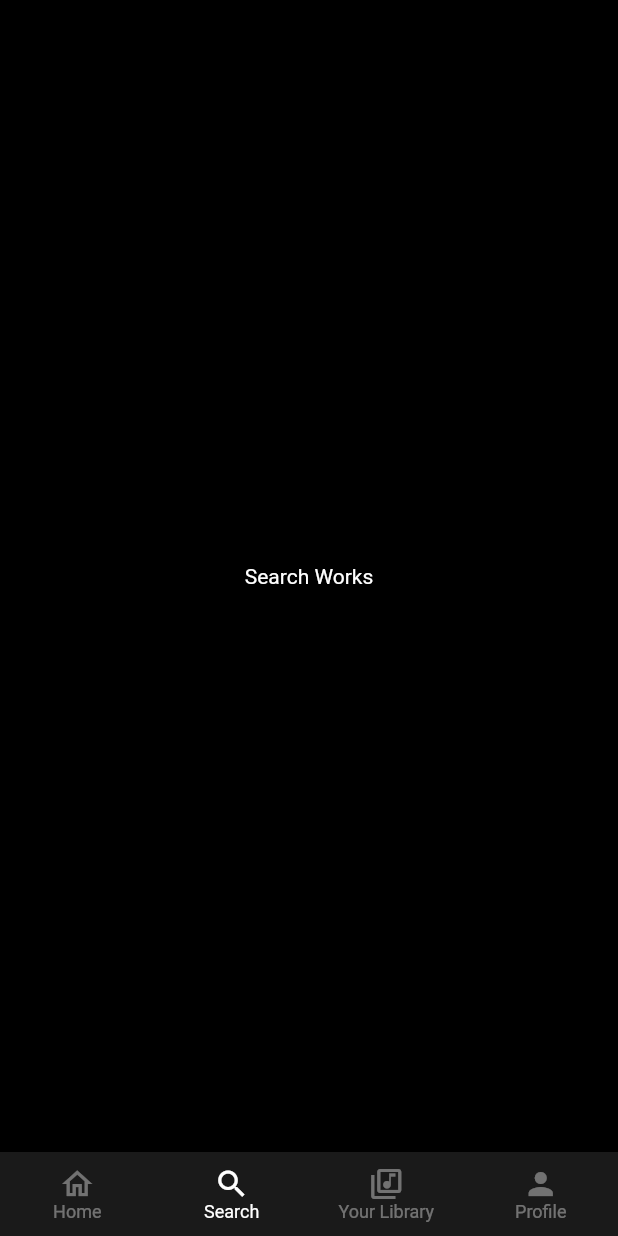
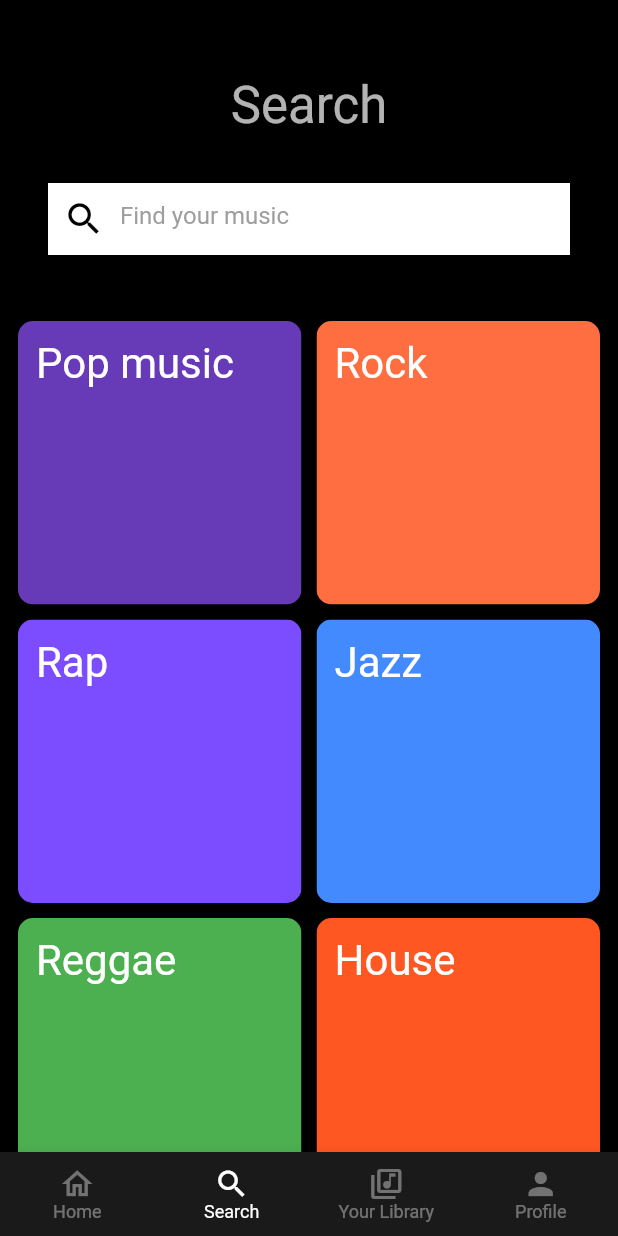
Before and after one commit to eryklorenc/spotify_ui_clone, a Flutter app: the screen it shows after launch, item 2 of the bottom bar chosen, on a phone screen of 412 x 824 dp. Run offline on Flutter 3.47's test engine with Material 2 defaults, Android fonts, the phone set to English and light mode, and no system bars.

Commit message:
Add search screen

```diff
--- a/lib/views/search.dart
+++ b/lib/views/search.dart
@@ -10,9 +10,101 @@ class SearchView extends StatefulWidget {
 class _SearchViewState extends State<SearchView> {
   @override
   Widget build(BuildContext context) {
-    return const Scaffold(
-      body: Center(
-        child: Text('Search Works'),
+    return Scaffold(
+      body: Column(
+        mainAxisAlignment: MainAxisAlignment.start,
+        children: [
+          const SizedBox(
+            height: 50,
+          ),
+          Center(
+            child: Text(
+              'Search',
+              style: Theme.of(context).textTheme.headlineMedium,
+            ),
+          ),
+          const Padding(
+            padding: EdgeInsets.all(32.0),
+            child: TextField(
+              decoration: InputDecoration(
+                  fillColor: Colors.white,
+                  prefixIcon: Icon(
+                    Icons.search,
+                    color: Colors.black,
+                    size: 28,
+                  ),
+                  filled: true,
+                  border: InputBorder.none,
+                  hintText: 'Find your music',
+                  hintStyle: TextStyle(color: Colors.grey)),
+            ),
+          ),
+          Expanded(
+            child: GridView.count(
+              primary: false,
+              padding: const EdgeInsets.all(12),
+              crossAxisCount: 2,
+              crossAxisSpacing: 10,
+              mainAxisSpacing: 10,
+              children: [
+                ClipRRect(
+                  borderRadius: BorderRadius.circular(10),
+                  child: Container(
+                    padding: const EdgeInsets.all(12),
+                    color: Colors.deepPurple,
+                    child: const Text('Pop music',
+                        style: TextStyle(color: Colors.white, fontSize: 28)),
+                  ),
+                ),
+                ClipRRect(
+                  borderRadius: BorderRadius.circular(10),
+                  child: Container(
+                    padding: const EdgeInsets.all(12),
+                    color: Colors.deepOrangeAccent,
+                    child: const Text('Rock',
+                        style: TextStyle(color: Colors.white, fontSize: 28)),
+                  ),
+                ),
+                ClipRRect(
+                  borderRadius: BorderRadius.circular(10),
+                  child: Container(
+                    padding: const EdgeInsets.all(12),
+                    color: Colors.deepPurpleAccent,
+                    child: const Text('Rap',
+                        style: TextStyle(color: Colors.white, fontSize: 28)),
+                  ),
+                ),
+                ClipRRect(
+                  borderRadius: BorderRadius.circular(10),
+                  child: Container(
+                    padding: const EdgeInsets.all(12),
+                    color: Colors.blueAccent,
+                    child: const Text('Jazz',
+                        style: TextStyle(color: Colors.white, fontSize: 28)),
+                  ),
+                ),
+                ClipRRect(
+                  borderRadius: BorderRadius.circular(10),
+                  child: Container(
+                    padding: const EdgeInsets.all(12),
+                    color: Colors.green,
+                    child: const Text('Reggae',
+                        style: TextStyle(color: Colors.white, fontSize: 28)),
+                  ),
+                ),
+                ClipRRect(
+                  borderRadius: BorderRadius.circular(10),
+                  child: Container(
+                    padding: const EdgeInsets.all(12),
+                    color: Colors.deepOrange,
+                    child: const Text('House',
+                        style: TextStyle(color: Colors.white, fontSize: 28)),
+                  ),
+                ),
+              ],
+            ),
+          ),
+        ],
       ),
     );
   }
--- a/lib/widgets/song_card.dart
+++ b/lib/widgets/song_card.dart
@@ -9,7 +9,7 @@ class SongCard extends StatelessWidget {
 
   @override
   Widget build(BuildContext context) {
-    return Container(
+    return SizedBox(
       width: 140,
       child: Column(
         children: [
```
